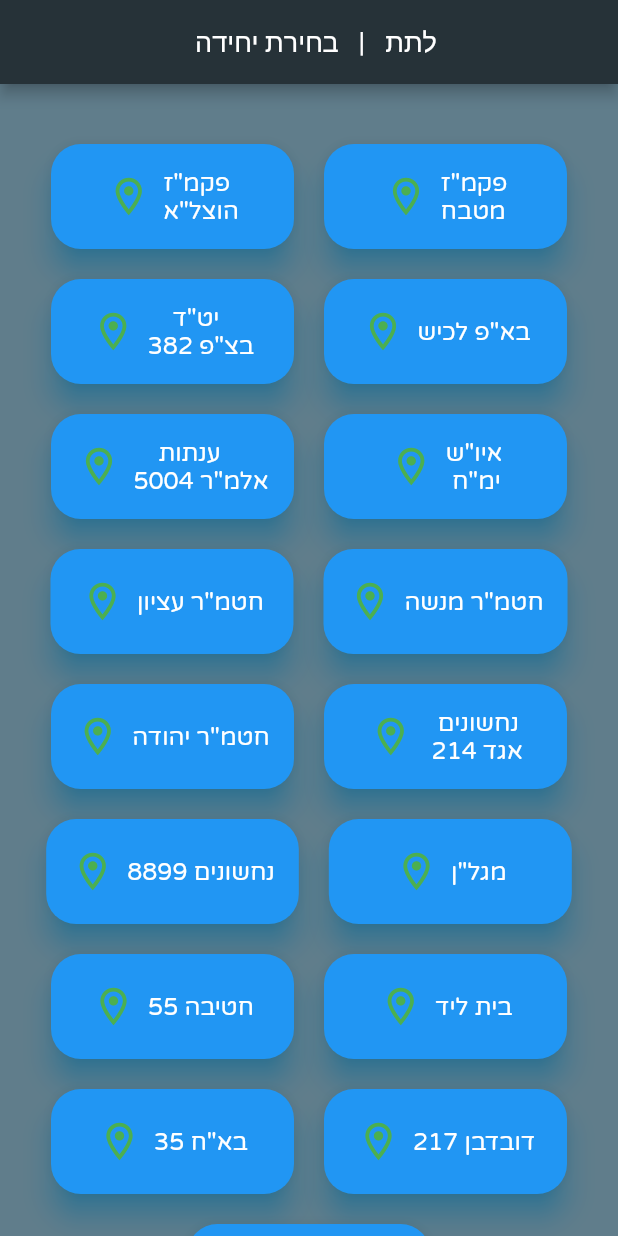
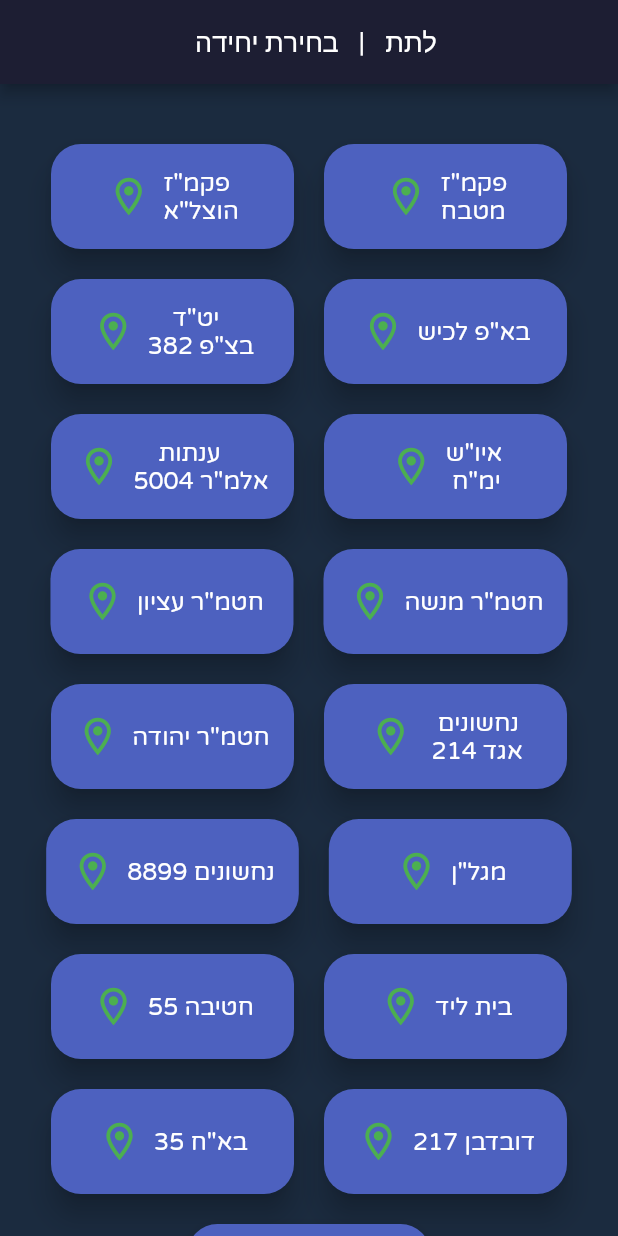
Before and after one commit to RonBarzilay/Latet-App, a Flutter app: the screen it shows after launch, on a phone screen of 412 x 824 dp. Run offline on Flutter 3.47's test engine with Material 2 defaults, Android fonts, the phone set to English and light mode, and no system bars; our stand-ins replace socket_io_client.

Commit message:
Graphics updated

```diff
--- a/LatetClient/lib/designedWidgets/button.dart
+++ b/LatetClient/lib/designedWidgets/button.dart
@@ -59,9 +59,9 @@ class Button extends ElevatedButton {
           onHover: onHover,
           onFocusChange: onFocusChange,
           style: ElevatedButton.styleFrom(
-              primary: Colors.lightGreen[10],
+              primary: Color(0xFF4D61BF),
               onPrimary: Colors.white,
-              shadowColor: Colors.lightBlue,
+              // shadowColor: Colors.lightBlue,
               elevation: 8,
               textStyle:
                   TextStyle(fontFamily: 'VarelaRound-Regular', fontSize: 16.0),
@@ -100,9 +100,9 @@ class Button extends ElevatedButton {
           onHover: onHover,
           onFocusChange: onFocusChange,
           style: ElevatedButton.styleFrom(
-              primary: Colors.lightGreen[10],
+              primary: Color(0xFF4D61BF),
               onPrimary: Colors.white,
-              shadowColor: Colors.lightBlue,
+              // shadowColor: Colors.lightBlue,
               elevation: 8,
               textStyle:
                   TextStyle(fontFamily: 'VarelaRound-Regular', fontSize: 16.0),
@@ -143,9 +143,9 @@ class Button extends ElevatedButton {
           onHover: onHover,
           onFocusChange: onFocusChange,
           style: ElevatedButton.styleFrom(
-              primary: Colors.lightGreen[10],
+              primary: Color(0xFF4D61BF),
               onPrimary: Colors.white,
-              shadowColor: Colors.lightBlue,
+              // shadowColor: Colors.lightBlue,
               elevation: 8,
               textStyle:
                   TextStyle(fontFamily: 'VarelaRound-Regular', fontSize: 16.0),
--- a/LatetClient/lib/designedWidgets/customized_card.dart
+++ b/LatetClient/lib/designedWidgets/customized_card.dart
@@ -34,7 +34,7 @@ class CustomizedCard extends Card {
     required int volunteerId,
   })  : assert(elevation == null || elevation >= 0.0),
         super(
-          color: Colors.teal,
+          color: Color(0xFF1D1E33),
           shape: RoundedRectangleBorder(
             borderRadius: BorderRadius.circular(7.0),
           ),
--- a/LatetClient/lib/main.dart
+++ b/LatetClient/lib/main.dart
@@ -2,6 +2,7 @@ import 'package:flutter/cupertino.dart';
 import 'package:flutter/foundation.dart';
 import 'package:flutter/material.dart';
 import 'package:latet/client_request.dart';
+import 'package:latet/volunteers_data.dart';
 import 'package:latet/win/units_win.dart';
 import 'package:socket_io_client/socket_io_client.dart' as IO;
 
@@ -31,6 +32,8 @@ import 'package:socket_io_client/socket_io_client.dart' as IO;
 ///                Global Variables
 /// ==============================================
 final request = ClientRequest("", "", "");
+final VolunteersData recievedVolunteersData = VolunteersData([]);
+
 // For data write: web
 final IO.Socket webSocket = IO.io(
     'http://localhost:5000',
@@ -57,22 +60,27 @@ void emitAll(String event, [data]) {
   appSocket.emit(event, data);
 }
 
-List<dynamic> readAll(String event) {
+void readAll(String event) {
   /// readAll (Read) for all clients from server - app & web.
   ///
   /// On event type [event] - read data [data].
-  print("New data read from event: $event");
-  List<dynamic> returnedData = [];
-  webSocket.on(event, (data) {
-    returnedData = [(data)];
-  });
-  appSocket.on(event, (data) {
-    returnedData = [(data)];
-  });
+
   // appSocket.on(event, (data) => print(data));
 
-  print("check: $returnedData");
-  return returnedData;
+  appSocket.on(event, (data) {
+    print("test $data");
+    recievedVolunteersData.setVolunteersList(data);
+  });
+
+  // appSocket.on(event, (data) => print(data));
+  // print("New data read from event: $event");
+  // appSocket.on(event, (data) {
+  //   if (kDebugMode) {
+  //     print(data);
+  //   }
+  //   final dataList = data as List;
+  //   setx(dataList);
+  // });
 }
 
 void main() => runApp(LatetApp());
@@ -85,11 +93,11 @@ class LatetApp extends StatelessWidget {
     return MaterialApp(
         // ThemeData is the Graphics for all windows
         theme: ThemeData(
-            scaffoldBackgroundColor: Colors.blueGrey[500],
-            appBarTheme: AppBarTheme(
-              color: Colors.blueGrey[900],
+            scaffoldBackgroundColor: Color(0xFF1B2B3F),
+            appBarTheme: const AppBarTheme(
+              color: Color(0xFF1D1E33),
               centerTitle: true,
-              titleTextStyle: const TextStyle(fontSize: 18),
+              titleTextStyle: TextStyle(fontSize: 18),
             )),
         debugShowCheckedModeBanner: false,
         home: UnitsWindow());
--- a/LatetClient/lib/win/action_win.dart
+++ b/LatetClient/lib/win/action_win.dart
@@ -25,9 +25,9 @@ class ActionWindow extends StatelessWidget {
           // todo: check which window should be displayed depends on actionType
           if (request.getAction() == 'דיווח נוכחות') {
             emitAll('reports', request);
-            readAll("get_volunteers_cards");
+            readAll('get_volunteers_cards');
             Navigator.push(context, MaterialPageRoute(builder: (context) {
-              return const ReportsWindow();
+              return ReportsWindow(recievedVolunteersData);
               // } else if (actionType == 'דיווח נוכחות') {}
             }));
           }
```
Also changed, not shown: LatetClient/lib/win/reports_win.dart (+20 -1 lines), 2 other files.
